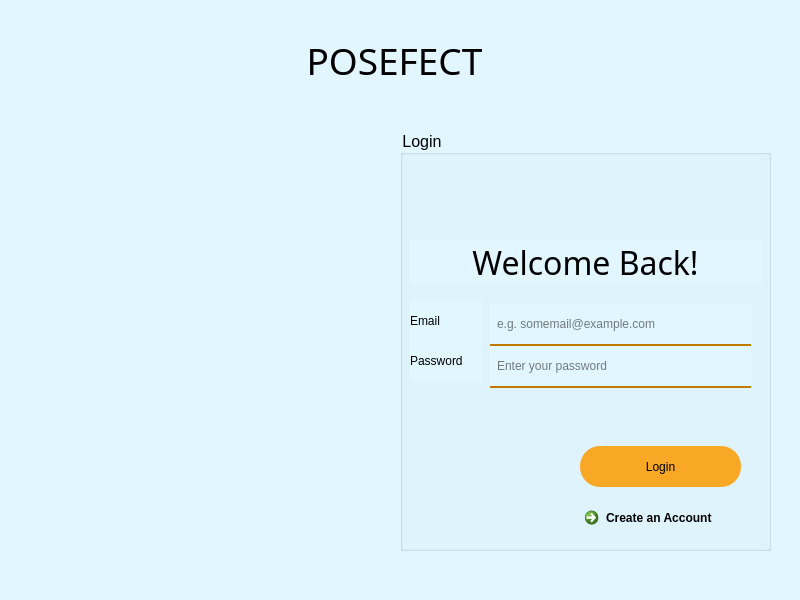
The window that assets/design/login.ui (subhan97ahmed/PoseEstimation) describes before a commit, drawn with Qt 5.
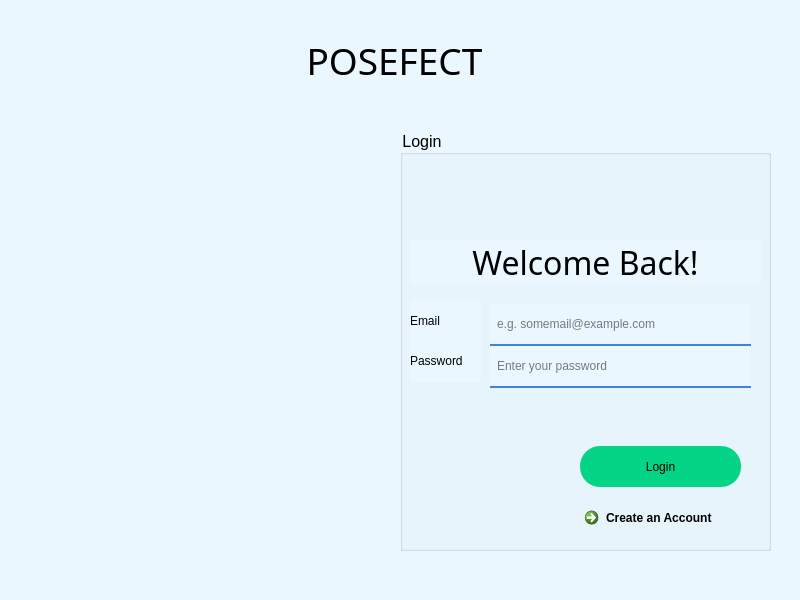
The same window after the commit. Icons and pictures are not drawn.

Commit message: feat: update app color

```diff
--- a/assets/design/login.ui
+++ b/assets/design/login.ui
@@ -40,7 +40,7 @@
   </property>
   <property name="styleSheet">
    <string notr="true">*  {
-	background-color: #e2f6ff;
+	background-color: #EAF7FF;
 	font: 57 10pt &quot;Montserrat Medium&quot;;
 }
 QGroupBox {
@@ -50,11 +50,11 @@
 	padding: 10px 5px; 
 }
 QLineEdit {
-	border-bottom: 2px solid #c17900;
+	border-bottom: 2px solid #3E84DC;
 	border-radius: 0;
 }
 QPushButton {
-	background-color: rgb(249, 168, 37);
+	background-color: #04D486;
 	padding: 12px;
 	border-radius: 20px;
 }
```
The commit also changes 28 other files.
